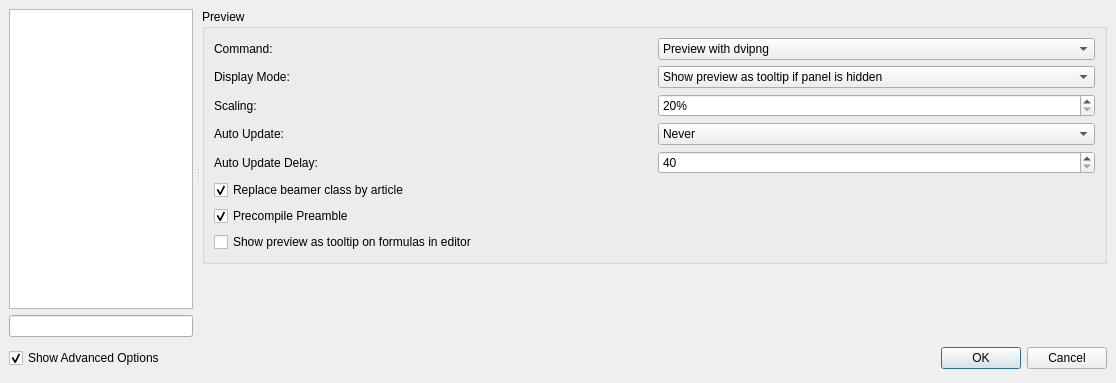
The window that src/configdialog.ui (texstudio-org/texstudio) describes before a commit, drawn with Qt 5.
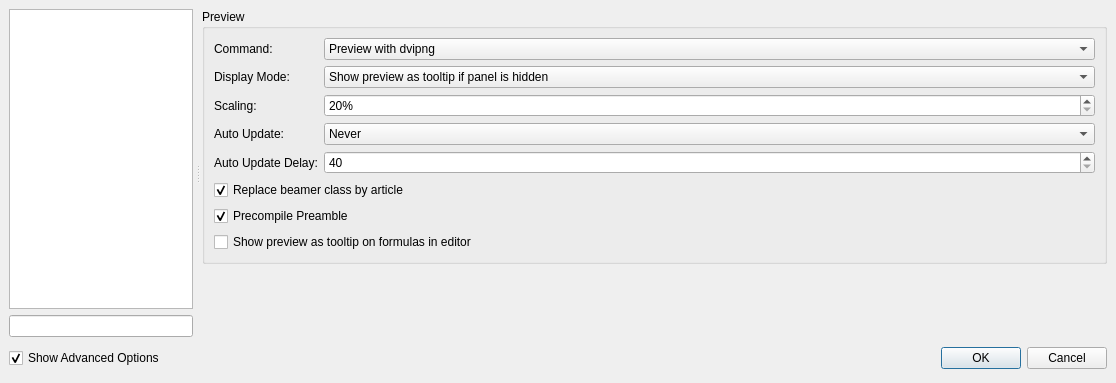
The same window after the commit. The open tabs and pages were chosen to show the change. Icons and pictures are not drawn.

Commit message: narrow Preview config

The edit to the form file:
```diff
--- a/src/configdialog.ui
+++ b/src/configdialog.ui
@@ -3847,7 +3847,7 @@
                  <property name="title">
                   <string>Preview</string>
                  </property>
-                 <layout class="QGridLayout" name="gridLayout_5">
+                 <layout class="QGridLayout" columnstretch="0,1" name="gridLayout_5">
                   <item row="0" column="0">
                    <widget class="QLabel" name="label_31">
                     <property name="text">
@@ -3981,7 +3981,7 @@
                     </property>
                    </widget>
                   </item>
-                  <item row="5" column="0">
+                  <item row="5" column="0" colspan="2">
                    <widget class="QCheckBox" name="checkBoxReplaceBeamer">
                     <property name="text">
                      <string>Replace beamer class by article</string>
@@ -3994,7 +3994,7 @@
                     </property>
                    </widget>
                   </item>
-                  <item row="6" column="0">
+                  <item row="6" column="0" colspan="2">
                    <widget class="QCheckBox" name="checkBoxPrecompilePreamble">
                     <property name="text">
                      <string>Precompile Preamble</string>
```
